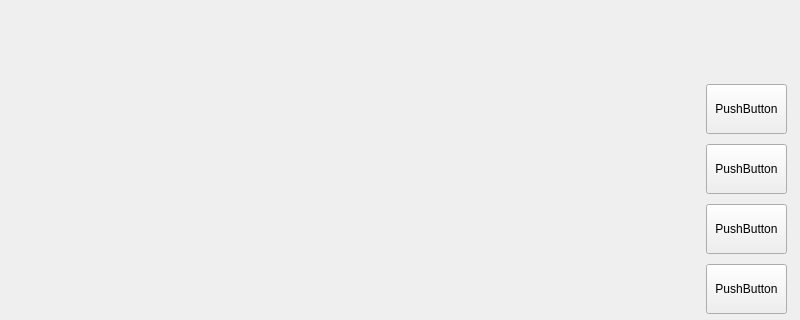
First picture: the form in untitled.ui, repository huoxingbaku/Intelligent-equipment-gui, before the edit; both pictures show x 0 to 800 and y 0 to 320 of the 800 by 600 pixel window.
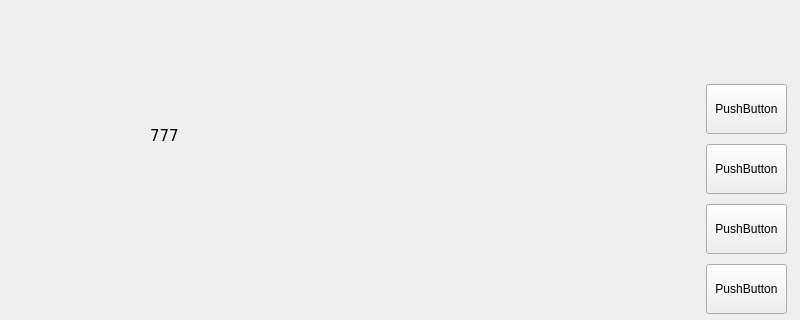
Second picture: the form after the edit. The open tabs and pages were chosen to show the change. Icons and pictures are not drawn.

What changed in the file:
```diff
--- a/untitled.ui
+++ b/untitled.ui
@@ -26,7 +26,7 @@
       <x>10</x>
       <y>9</y>
       <width>771</width>
-      <height>42</height>
+      <height>51</height>
      </rect>
     </property>
     <layout class="QHBoxLayout" name="horizontalLayout_2">
@@ -336,7 +336,7 @@
        </font>
       </property>
       <property name="text">
-       <string/>
+       <string>777</string>
       </property>
      </widget>
     </widget>
```
Left out of the diff: 21 changed lines with no effect on the pictures.
